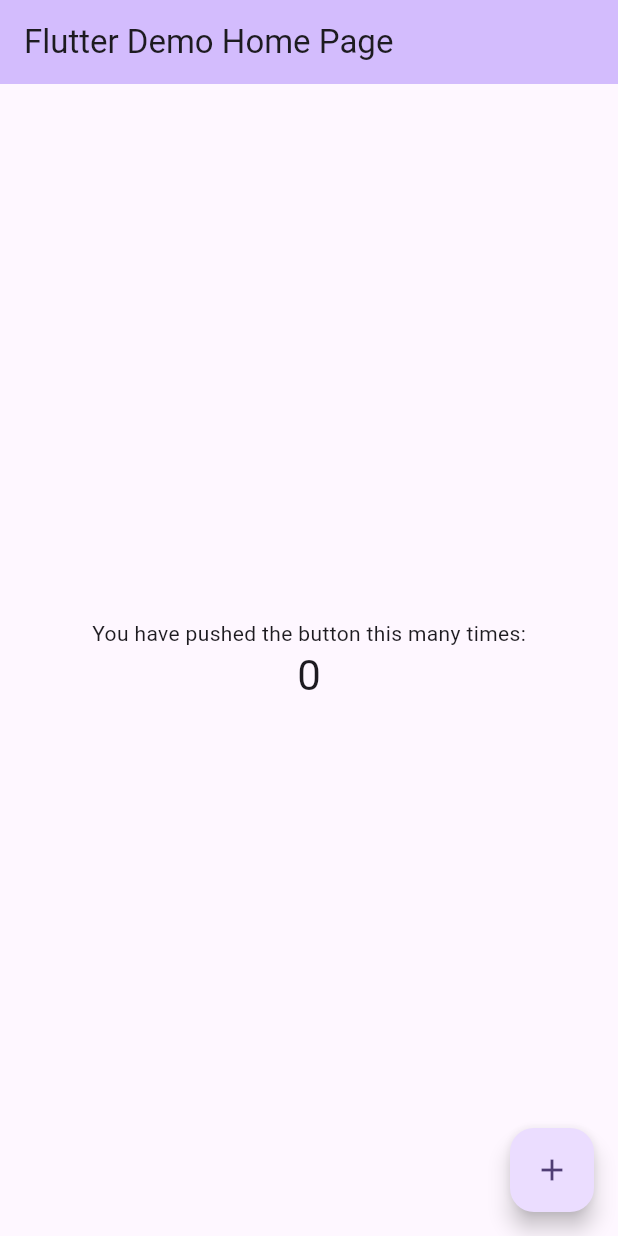
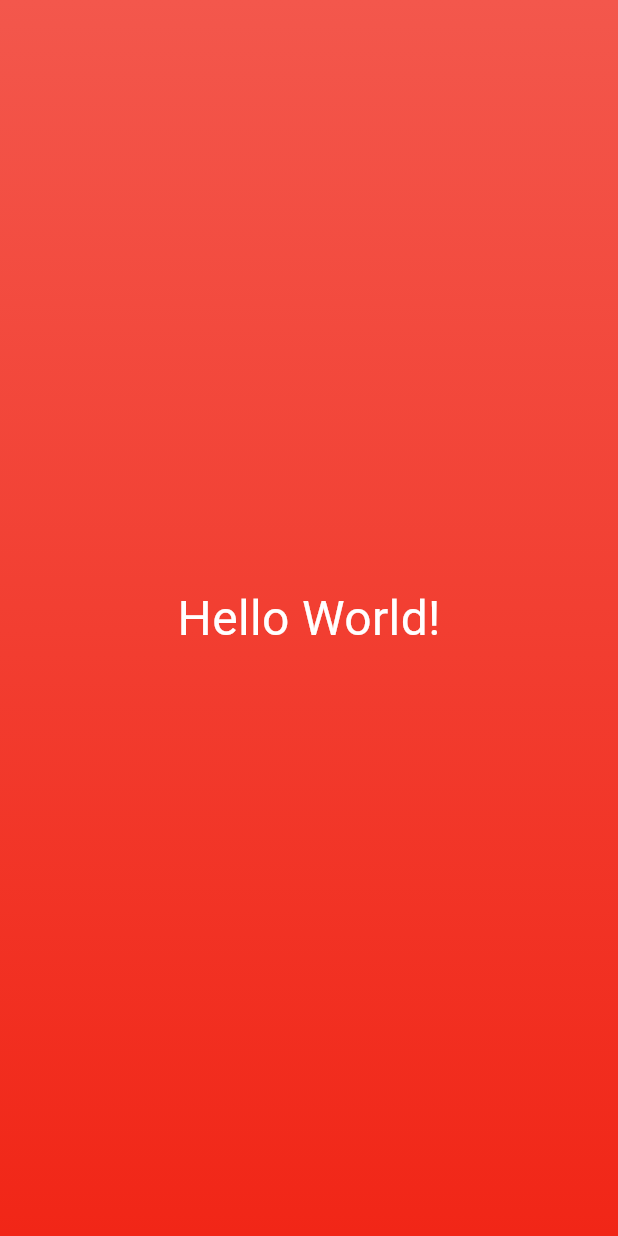
Before and after one commit to imaadii/Flutter-Learning, a Flutter app: the screen it shows after launch, on a phone screen of 412 x 824 dp. Run offline on Flutter 3.47's test engine with Material 3 defaults, Android fonts, the phone set to English and light mode, and no system bars.

Commit message:
Custome Widget

```diff
--- /dev/null
+++ b/lib/gradient_container.dart
@@ -0,0 +1,25 @@
+import 'package:application_1/style_text.dart';
+import 'package:flutter/material.dart';
+
+var startAlignment = Alignment.topCenter;
+var endAlignment = Alignment.bottomCenter;
+
+class GradientContainer extends StatelessWidget {
+  const GradientContainer({super.key});
+  @override
+  Widget build(context) {
+    return Container(
+      decoration: BoxDecoration(
+        gradient: LinearGradient(
+          colors: const [
+            Color.fromARGB(255, 243, 87, 76),
+            Color.fromARGB(255, 241, 38, 23),
+          ],
+          begin: startAlignment,
+          end: endAlignment,
+        ),
+      ),
+      child: const Center(child: StyleText()),
+    );
+  }
+}
--- a/lib/login.dart
+++ /dev/null
@@ -1,10 +0,0 @@
-import 'package:flutter/material.dart';
-
-class MyWidget extends StatelessWidget {
-  const MyWidget({super.key});
-
-  @override
-  Widget build(BuildContext context) {
-    return const Placeholder();
-  }
-}
--- a/lib/main.dart
+++ b/lib/main.dart
@@ -1,122 +1,6 @@
 import 'package:flutter/material.dart';
+import './gradient_container.dart';
 
 void main() {
-  runApp(const MyApp());
+  runApp(const MaterialApp(home: Scaffold(body: GradientContainer())));
 }
-
-class MyApp extends StatelessWidget {
-  const MyApp({super.key});
-
-  // This widget is the root of your application.
-  @override
-  Widget build(BuildContext context) {
-    return MaterialApp(
-      title: 'Flutter Demo',
-      theme: ThemeData(
-        // This is the theme of your application.
-        //
-        // TRY THIS: Try running your application with "flutter run". You'll see
-        // the application has a purple toolbar. Then, without quitting the app,
-        // try changing the seedColor in the colorScheme below to Colors.green
-        // and then invoke "hot reload" (save your changes or press the "hot
-        // reload" button in a Flutter-supported IDE, or press "r" if you used
-        // the command line to start the app).
-        //
-        // Notice that the counter didn't reset back to zero; the application
-        // state is not lost during the reload. To reset the state, use hot
-        // restart instead.
-        //
-        // This works for code too, not just values: Most code changes can be
-        // tested with just a hot reload.
-        colorScheme: ColorScheme.fromSeed(seedColor: Colors.deepPurple),
-      ),
-      home: const MyHomePage(title: 'Flutter Demo Home Page'),
-    );
-  }
-}
-
-class MyHomePage extends StatefulWidget {
-  const MyHomePage({super.key, required this.title});
-
-  // This widget is the home page of your application. It is stateful, meaning
-  // that it has a State object (defined below) that contains fields that affect
-  // how it looks.
-
-  // This class is the configuration for the state. It holds the values (in this
-  // case the title) provided by the parent (in this case the App widget) and
-  // used by the build method of the State. Fields in a Widget subclass are
-  // always marked "final".
-
-  final String title;
-
-  @override
-  State<MyHomePage> createState() => _MyHomePageState();
-}
-
-class _MyHomePageState extends State<MyHomePage> {
-  int _counter = 0;
-
-  void _incrementCounter() {
-    setState(() {
-      // This call to setState tells the Flutter framework that something has
-      // changed in this State, which causes it to rerun the build method below
-      // so that the display can reflect the updated values. If we changed
-      // _counter without calling setState(), then the build method would not be
-      // called again, and so nothing would appear to happen.
-      _counter++;
-    });
-  }
-
-  @override
-  Widget build(BuildContext context) {
-    // This method is rerun every time setState is called, for instance as done
-    // by the _incrementCounter method above.
-    //
-    // The Flutter framework has been optimized to make rerunning build methods
-    // fast, so that you can just rebuild anything that needs updating rather
-    // than having to individually change instances of widgets.
-    return Scaffold(
-      appBar: AppBar(
-        // TRY THIS: Try changing the color here to a specific color (to
-        // Colors.amber, perhaps?) and trigger a hot reload to see the AppBar
-        // change color while the other colors stay the same.
-        backgroundColor: Theme.of(context).colorScheme.inversePrimary,
-        // Here we take the value from the MyHomePage object that was created by
-        // the App.build method, and use it to set our appbar title.
-        title: Text(widget.title),
-      ),
-      body: Center(
-        // Center is a layout widget. It takes a single child and positions it
-        // in the middle of the parent.
-        child: Column(
-          // Column is also a layout widget. It takes a list of children and
-          // arranges them vertically. By default, it sizes itself to fit its
-          // children horizontally, and tries to be as tall as its parent.
-          //
-          // Column has various properties to control how it sizes itself and
-          // how it positions its children. Here we use mainAxisAlignment to
-          // center the children vertically; the main axis here is the vertical
-          // axis because Columns are vertical (the cross axis would be
-          // horizontal).
-          //
-          // TRY THIS: Invoke "debug painting" (choose the "Toggle Debug Paint"
-          // action in the IDE, or press "p" in the console), to see the
-          // wireframe for each widget.
-          mainAxisAlignment: MainAxisAlignment.center,
-          children: <Widget>[
-            const Text('You have pushed the button this many times:'),
-            Text(
-              '$_counter',
-              style: Theme.of(context).textTheme.headlineMedium,
-            ),
-          ],
-        ),
-      ),
-      floatingActionButton: FloatingActionButton(
-        onPressed: _incrementCounter,
-        tooltip: 'Increment',
-        child: const Icon(Icons.add),
-      ), // This trailing comma makes auto-formatting nicer for build methods.
-    );
-  }
-}
--- /dev/null
+++ b/lib/style_text.dart
@@ -0,0 +1,16 @@
+import 'package:flutter/material.dart';
+
+class StyleText extends StatelessWidget {
+  const StyleText({super.key});
+
+  @override
+  Widget build(context) {
+    return const Text(
+      "Hello World!",
+      style: TextStyle(
+        color: const Color.fromARGB(255, 255, 255, 255),
+        fontSize: 32,
+      ),
+    );
+  }
+}
```
